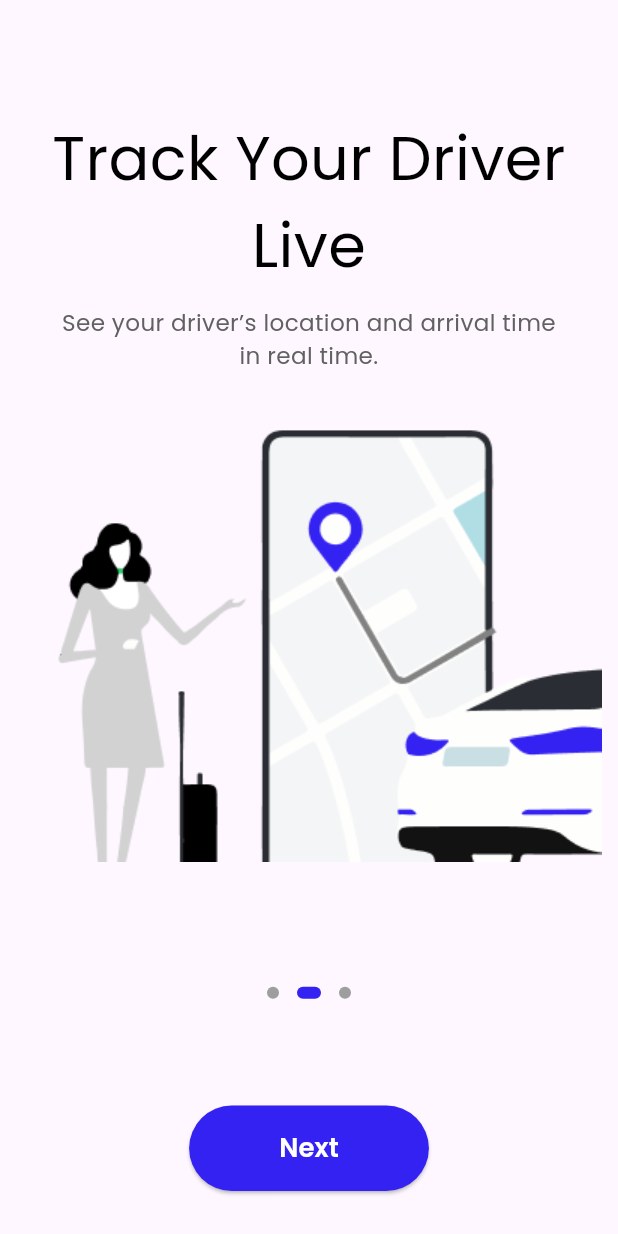
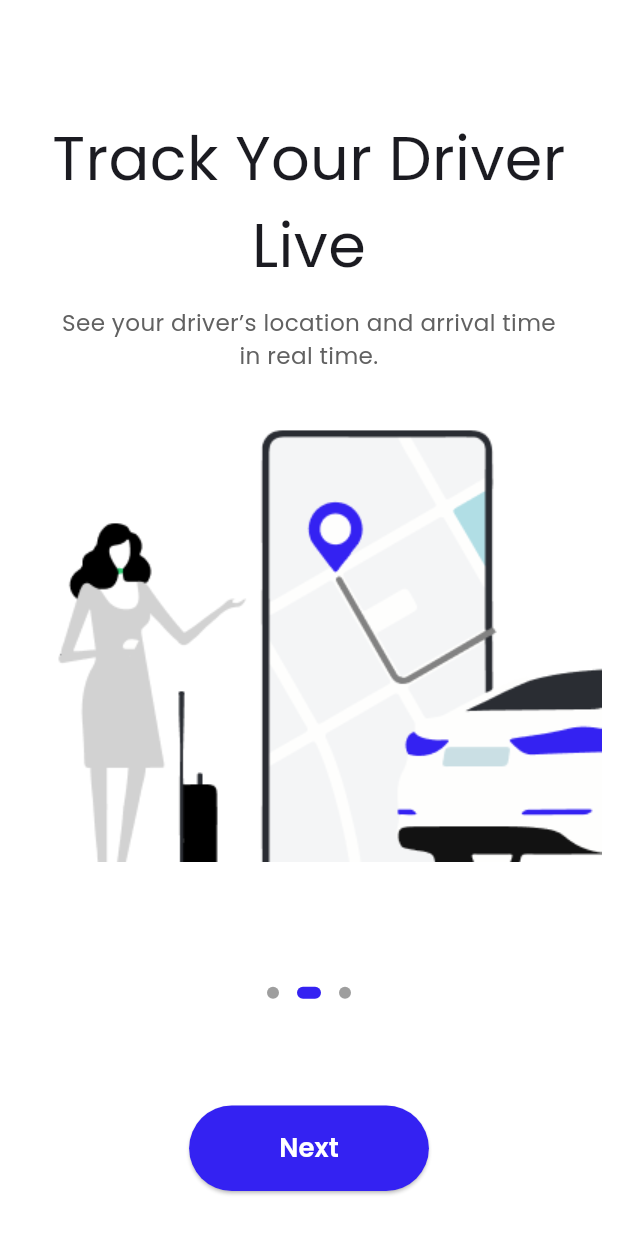
Before and after one commit to AmmarZeineh/mashena_rider, a Flutter app: the screen it shows after launch, after a tap on "Next", on a phone screen of 412 x 824 dp. Run offline on Flutter 3.47's test engine with Material 3 defaults, Android fonts, the phone set to English and light mode, and no system bars; drawn by our look-alikes of dots_indicator; our stand-ins replace connectivity_plus, dio, flutter_screenutil, get_it, go_router, google_fonts and 1 more.

Commit message:
fix issues with theme

```diff
--- a/lib/core/theme/app_theme.dart
+++ b/lib/core/theme/app_theme.dart
@@ -12,14 +12,32 @@ final class AppTheme {
         ? GoogleFonts.cairo().fontFamily
         : GoogleFonts.poppins().fontFamily;
 
+    final colorScheme = ColorScheme.fromSeed(
+      seedColor: AppColors.primaryColor,
+      brightness: Brightness.light,
+      background: const Color(0xFFF9FAFB), // خلفية عامة للتطبيق
+      surface: Colors.white, // cards / dialogs / sheets
+    );
+
     return ThemeData(
       useMaterial3: true,
+      progressIndicatorTheme: ProgressIndicatorThemeData(
+        color: AppColors.primaryColor,
+      ),
       brightness: Brightness.light,
+      colorScheme: colorScheme,
+      scaffoldBackgroundColor: colorScheme.surface,
       fontFamily: fontFamily,
-      inputDecorationTheme: const InputDecorationTheme(
-        border: OutlineInputBorder(),
+
+      inputDecorationTheme: InputDecorationTheme(
+        border: OutlineInputBorder(borderRadius: BorderRadius.circular(12)),
       ),
-      primaryColor: AppColors.primaryColor,
+
+      appBarTheme: AppBarTheme(
+        backgroundColor: colorScheme.surface,
+        elevation: 0,
+        foregroundColor: colorScheme.onSurface,
+      ),
     );
   }
 
@@ -30,14 +48,32 @@ final class AppTheme {
         ? GoogleFonts.cairo().fontFamily
         : GoogleFonts.poppins().fontFamily;
 
+    final colorScheme = ColorScheme.fromSeed(
+      seedColor: AppColors.primaryColor,
+      brightness: Brightness.dark,
+      background: const Color(0xFF0F1115), // خلفية داكنة ناعمة
+      surface: const Color(0xFF1A1D23),
+    );
+
     return ThemeData(
+      progressIndicatorTheme: ProgressIndicatorThemeData(
+        color: AppColors.primaryColor,
+      ),
       useMaterial3: true,
       brightness: Brightness.dark,
+      colorScheme: colorScheme,
+      scaffoldBackgroundColor: colorScheme.surface,
       fontFamily: fontFamily,
-      inputDecorationTheme: const InputDecorationTheme(
-        border: OutlineInputBorder(),
+
+      inputDecorationTheme: InputDecorationTheme(
+        border: OutlineInputBorder(borderRadius: BorderRadius.circular(12)),
       ),
-      primaryColor: AppColors.primaryColor,
+
+      appBarTheme: AppBarTheme(
+        backgroundColor: colorScheme.surface,
+        elevation: 0,
+        foregroundColor: colorScheme.onSurface,
+      ),
     );
   }
 }
--- a/lib/core/utils/app_font_styles.dart
+++ b/lib/core/utils/app_font_styles.dart
@@ -5,152 +5,122 @@ abstract class AppTextStyles {
   static TextStyle w600_24 = TextStyle(
     fontWeight: FontWeight.w600,
     fontSize: 24.sp,
-    color: Colors.black,
   );
   static TextStyle w500_16 = TextStyle(
     fontWeight: FontWeight.w500,
     fontSize: 16.sp,
-    color: Colors.black,
   );
   static TextStyle w500_18 = TextStyle(
     fontWeight: FontWeight.w500,
     fontSize: 18.sp,
-    color: Colors.black,
   );
   static TextStyle w600_12 = TextStyle(
     fontWeight: FontWeight.w600,
     fontSize: 12.sp,
-    color: Colors.black,
   );
   static TextStyle w500_12 = TextStyle(
     fontWeight: FontWeight.w500,
     fontSize: 12.sp,
-    color: Colors.black,
   );
   static TextStyle w700_30 = TextStyle(
     fontWeight: FontWeight.w700,
     fontSize: 30.sp,
-    color: Colors.black,
   );
   static TextStyle w500_14 = TextStyle(
     fontWeight: FontWeight.w500,
     fontSize: 14.sp,
-    color: Colors.black,
   );
   static TextStyle w400_18 = TextStyle(
     fontWeight: FontWeight.w400,
     fontSize: 18.sp,
-    color: Colors.black,
   );
   static TextStyle w600_18 = TextStyle(
     fontWeight: FontWeight.w600,
     fontSize: 18.sp,
-    color: Colors.black,
   );
   static TextStyle w400_30 = TextStyle(
     fontWeight: FontWeight.w400,
     fontSize: 30.sp,
-    color: Colors.black,
   );
 
   static TextStyle w400_38 = TextStyle(
     fontWeight: FontWeight.w400,
     fontSize: 38.sp,
-    color: Colors.black,
   );
   static TextStyle w400_14 = TextStyle(
     fontWeight: FontWeight.w400,
     fontSize: 14.sp,
-    color: Colors.black,
   );
   static TextStyle w600_14 = TextStyle(
     fontWeight: FontWeight.w600,
     fontSize: 14.sp,
-    color: Colors.black,
   );
   static TextStyle w700_14 = TextStyle(
     fontWeight: FontWeight.w700,
     fontSize: 14.sp,
-    color: Colors.black,
   );
   static TextStyle w500_24 = TextStyle(
     fontWeight: FontWeight.w500,
     fontSize: 24.sp,
-    color: Colors.black,
   );
   static TextStyle w700_18 = TextStyle(
     fontWeight: FontWeight.w700,
     fontSize: 18.sp,
-    color: Colors.black,
   );
   static TextStyle w300_14 = TextStyle(
     fontWeight: FontWeight.w300,
     fontSize: 14.sp,
-    color: Colors.black,
   );
   static TextStyle w300_12 = TextStyle(
     fontWeight: FontWeight.w300,
     fontSize: 12.sp,
-    color: Colors.black,
   );
   static TextStyle w600_20 = TextStyle(
     fontWeight: FontWeight.w600,
     fontSize: 20.sp,
-    color: Colors.black,
   );
   static TextStyle w700_16 = TextStyle(
     fontWeight: FontWeight.w700,
     fontSize: 16.sp,
-    color: Colors.black,
   );
   static TextStyle w400_16 = TextStyle(
     fontWeight: FontWeight.w400,
     fontSize: 16.sp,
-    color: Colors.black,
   );
   static TextStyle w700_20 = TextStyle(
     fontWeight: FontWeight.w700,
     fontSize: 20.sp,
-    color: Colors.black,
   );
   static TextStyle w700_12 = TextStyle(
     fontWeight: FontWeight.w700,
     fontSize: 12.sp,
-    color: Colors.black,
   );
   static TextStyle w400_10 = TextStyle(
     fontWeight: FontWeight.w400,
     fontSize: 10.sp,
-    color: Colors.black,
   );
   static TextStyle w700_36 = TextStyle(
     fontWeight: FontWeight.w700,
     fontSize: 36.sp,
-    color: Colors.black,
   );
   static TextStyle w700_24 = TextStyle(
     fontWeight: FontWeight.w700,
     fontSize: 24.sp,
-    color: Colors.black,
   );
   static TextStyle w400_12 = TextStyle(
     fontWeight: FontWeight.w400,
     fontSize: 12.sp,
-    color: Colors.black,
   );
   static TextStyle w600_16 = TextStyle(
     fontWeight: FontWeight.w600,
     fontSize: 16.sp,
-    color: Colors.black,
   );
   static TextStyle w800_16 = TextStyle(
     fontWeight: FontWeight.w800,
     fontSize: 16.sp,
-    color: Colors.black,
   );
   static TextStyle w400_42 = TextStyle(
     fontWeight: FontWeight.w400,
     fontSize: 42.sp,
-    color: Colors.black,
   );
 }
--- a/lib/features/onboarding/presentation/widgets/onboarding_view_body.dart
+++ b/lib/features/onboarding/presentation/widgets/onboarding_view_body.dart
@@ -3,6 +3,7 @@ import 'package:flutter/material.dart';
 import 'package:go_router/go_router.dart';
 import 'package:mashena_rider/app/router/app_routes.dart';
 import 'package:mashena_rider/core/l10n/app_localizations.dart';
+import 'package:mashena_rider/core/theme/app_colors.dart';
 import 'package:mashena_rider/core/utils/app_images.dart';
 import 'package:mashena_rider/core/widgets/custom_elvated_button.dart';
 import 'package:mashena_rider/features/onboarding/domain/entities/onboarding_entity.dart';
@@ -72,8 +73,10 @@ class _OnboardingViewBodyState extends State<OnboardingViewBody> {
 
         DotsIndicator(
           dotsCount: _pages.length,
+          animate: true,
           position: _currentIndex.toDouble(),
           decorator: DotsDecorator(
+            activeColor: AppColors.primaryColor,
             size: const Size.square(8),
             activeSize: const Size(16, 8),
             activeShape: RoundedRectangleBorder(
--- a/lib/features/splash/presentation/widgets/splash_view_body.dart
+++ b/lib/features/splash/presentation/widgets/splash_view_body.dart
@@ -16,26 +16,26 @@ class SplashViewBody extends StatefulWidget {
 
 class _SplashViewBodyState extends State<SplashViewBody>
     with TickerProviderStateMixin {
-  late AnimationController _logoController;
-  late AnimationController _textController;
-  late AnimationController _shimmerController;
+  late final AnimationController _logoController;
+  late final AnimationController _textController;
+  late final AnimationController _shimmerController;
 
-  late Animation<double> _logoFadeAnimation;
-  late Animation<double> _logoScaleAnimation;
-  late Animation<double> _logoRotationAnimation;
+  late final Animation<double> _logoFadeAnimation;
+  late final Animation<double> _logoScaleAnimation;
+  late final Animation<double> _logoRotationAnimation;
 
-  late Animation<double> _textFadeAnimation;
-  late Animation<Offset> _textSlideAnimation;
+  late final Animation<double> _textFadeAnimation;
+  late final Animation<Offset> _textSlideAnimation;
 
-  late Animation<double> _shimmerAnimation;
+  late final Animation<double> _shimmerAnimation;
 
+  // الأفضل: خليه من DI، بس هون خليته مثل ما عندك
   final NetworkInfo _networkInfo = NetworkInfoImpl();
 
   @override
   void initState() {
     super.initState();
 
-    // Logo Animation Controller
     _logoController = AnimationController(
       vsync: this,
       duration: const Duration(milliseconds: 1800),
@@ -59,7 +59,6 @@ class _SplashViewBodyState extends State<SplashViewBody>
       ),
     );
 
-    // Text Animation Controller
     _textController = AnimationController(
       vsync: this,
       duration: const Duration(milliseconds: 1200),
@@ -75,7 +74,6 @@ class _SplashViewBodyState extends State<SplashViewBody>
           CurvedAnimation(parent: _textController, curve: Curves.easeOutCubic),
         );
 
-    // Shimmer Animation Controller
     _shimmerController = AnimationController(
       vsync: this,
       duration: const Duration(milliseconds: 2000),
@@ -85,20 +83,18 @@ class _SplashViewBodyState extends State<SplashViewBody>
       CurvedAnimation(parent: _shimmerController, curve: Curves.easeInOut),
     );
 
-    // Start animations and check connection
+    // ابدأ بعد أول frame لتجنب أي مشاكل context
+    WidgetsBinding.instance.addPostFrameCallback((_) {
       _startAnimationsAndNavigate();
+    });
   }
 
-  void _startAnimationsAndNavigate() async {
-    // بدء الأنيميشنات
+  Future<void> _startAnimationsAndNavigate() async {
     await _logoController.forward();
     _textController.forward();
     _shimmerController.repeat();
 
-    // انتظار مدة معينة لعرض الـ splash
     await Future.delayed(const Duration(seconds: 2));
-
-    // فحص الاتصال بالإنترنت
     await _checkConnectionAndNavigate();
   }
 
@@ -110,40 +106,55 @@ class _SplashViewBodyState extends State<SplashViewBody>
     if (!mounted) return;
 
     if (isConnected) {
-      // في حال وجود اتصال، انتقل للواجهة التالية
       _navigateToNextScreen();
     } else {
-      // في حال عدم وجود اتصال، أظهر رسالة
       _showNoInternetDialog();
     }
   }
 
   void _navigateToNextScreen() {
-    GoRouter.of(context).goNamed(AppRoutes.onboarding);
+    context.goNamed(AppRoutes.onboarding);
   }
 
   void _showNoInternetDialog() {
+    final s = S.of(context);
+
     showDialog(
       context: context,
       barrierDismissible: false,
-      builder: (context) => AlertDialog(
+      builder: (dialogContext) {
+        final theme = Theme.of(dialogContext);
+        final cs = theme.colorScheme;
+
+        return AlertDialog(
+          backgroundColor: cs.surface,
           title: Text(
+            // إذا ما عندك key خاص، خليها مؤقتًا هيك أو أضف key بالـ ARB
+            // s.errorsNetwork (غير مناسب كعنوان) لذلك خليت نص عربي fallback
             'لا يوجد اتصال بالإنترنت',
-          style: AppTextStyles.w400_16.copyWith(fontWeight: FontWeight.bold),
+            style: theme.textTheme.titleMedium?.copyWith(
+              fontWeight: FontWeight.bold,
+              color: cs.onSurface,
             ),
-        content: const Text(
+          ),
+          content: Text(
             'يرجى التحقق من اتصالك بالإنترنت والمحاولة مرة أخرى',
+            style: theme.textTheme.bodyMedium?.copyWith(color: cs.onSurface),
           ),
           actions: [
             TextButton(
               onPressed: () {
-              Navigator.of(context).pop();
+                Navigator.of(dialogContext).pop();
                 _checkConnectionAndNavigate();
               },
-            child: const Text('إعادة المحاولة'),
+              child: Text(
+                s.commonRetry, // موجود عندك
+                style: theme.textTheme.labelLarge?.copyWith(color: cs.primary),
+              ),
             ),
           ],
-      ),
+        );
+      },
     );
   }
 
@@ -157,9 +168,17 @@ class _SplashViewBodyState extends State<SplashViewBody>
 
   @override
   Widget build(BuildContext context) {
+    final s = S.of(context);
+    final theme = Theme.of(context);
+    final cs = theme.colorScheme;
+
     final size = MediaQuery.of(context).size;
     final isSmallScreen = size.width < 360;
     final logoSize = isSmallScreen ? 140.0 : 180.0;
+
+    // خلفية تتبع الثيم
+    final bg1 = cs.surface; // غالبًا أبيض بالـ light، داكن بالـ dark
+    final bg2 = cs.surfaceContainerHighest; // درجة ثانية مريحة
 
     return Container(
       width: double.infinity,
@@ -167,22 +186,19 @@ class _SplashViewBodyState extends State<SplashViewBody>
         gradient: LinearGradient(
           begin: Alignment.topLeft,
           end: Alignment.bottomRight,
-          colors: [Colors.white, Colors.grey.shade50],
+          colors: [bg1, bg2],
         ),
       ),
       child: Stack(
         children: [
-          // Animated background circles
-          _buildBackgroundCircles(size),
+          _buildBackgroundCircles(size, cs),
 
-          // Main content
           Column(
             mainAxisAlignment: MainAxisAlignment.center,
             crossAxisAlignment: CrossAxisAlignment.center,
             children: [
               const SizedBox(width: double.infinity),
 
-              // Logo with multiple animations
               AnimatedBuilder(
                 animation: _logoController,
                 builder: (context, child) {
@@ -192,7 +208,10 @@ class _SplashViewBodyState extends State<SplashViewBody>
                       scale: _logoScaleAnimation,
                       child: Transform.rotate(
                         angle: _logoRotationAnimation.value,
-                        child: _buildLogoWithShimmer(logoSize),
+                        child: _buildLogoWithShimmer(
+                          logoSize: logoSize,
+                          colorScheme: cs,
+                        ),
                       ),
                     ),
                   );
@@ -201,7 +220,6 @@ class _SplashViewBodyState extends State<SplashViewBody>
 
               SizedBox(height: size.height * 0.05),
 
-              // Text with slide animation
               SlideTransition(
                 position: _textSlideAnimation,
                 child: FadeTransition(
@@ -209,10 +227,10 @@ class _SplashViewBodyState extends State<SplashViewBody>
                   child: Padding(
                     padding: EdgeInsets.symmetric(horizontal: size.width * 0.1),
                     child: Text(
-                      S.of(context).appDescription,
+                      s.appDescription,
                       textAlign: TextAlign.center,
                       style: AppTextStyles.w400_16.copyWith(
-                        color: Colors.grey.shade700,
+                        color: cs.onSurface.withOpacity(0.75),
                         height: 1.5,
                         fontSize: isSmallScreen ? 14 : 16,
                       ),
@@ -223,10 +241,9 @@ class _SplashViewBodyState extends State<SplashViewBody>
 
               SizedBox(height: size.height * 0.08),
 
-              // Loading indicator
               FadeTransition(
                 opacity: _textFadeAnimation,
-                child: _buildLoadingIndicator(),
+                child: _buildLoadingIndicator(cs),
               ),
             ],
           ),
@@ -235,7 +252,13 @@ class _SplashViewBodyState extends State<SplashViewBody>
     );
   }
 
-  Widget _buildLogoWithShimmer(double logoSize) {
+  Widget _buildLogoWithShimmer({
+    required double logoSize,
+    required ColorScheme colorScheme,
+  }) {
+    // إذا عندك AppColors.primaryColor ثابت، ممكن تستخدم colorScheme.primary أفضل
+    final primary = AppColors.primaryColor;
+
     return AnimatedBuilder(
       animation: _shimmerAnimation,
       builder: (context, child) {
@@ -244,11 +267,7 @@ class _SplashViewBodyState extends State<SplashViewBody>
             return LinearGradient(
               begin: Alignment.topLeft,
               end: Alignment.bottomRight,
-              colors: const [
-                Colors.white,
-                AppColors.primaryColor,
-                Colors.white,
-              ],
+              colors: [colorScheme.surface, primary, colorScheme.surface],
               stops: [
                 _shimmerAnimation.value - 0.3,
                 _shimmerAnimation.value,
@@ -257,6 +276,7 @@ class _SplashViewBodyState extends State<SplashViewBody>
               transform: GradientRotation(_shimmerAnimation.value),
             ).createShader(bounds);
           },
+          blendMode: BlendMode.srcATop,
           child: Image.asset(
             Assets.imagesLogo,
             width: logoSize,
@@ -267,7 +287,10 @@ class _SplashViewBodyState extends State<SplashViewBody>
     );
   }
 
-  Widget _buildBackgroundCircles(Size size) {
+  Widget _buildBackgroundCircles(Size size, ColorScheme cs) {
+    final primary = cs.primary;
+    final onSurface = cs.onSurface;
+
     return AnimatedBuilder(
       animation: _logoController,
       builder: (context, child) {
@@ -277,13 +300,13 @@ class _SplashViewBodyState extends State<SplashViewBody>
               top: -size.height * 0.12,
               right: -size.width * 0.25,
               child: Opacity(
-                opacity: _logoFadeAnimation.value * 0.1,
+                opacity: _logoFadeAnimation.value * 0.10,
                 child: Container(
                   width: size.width * 0.75,
                   height: size.width * 0.75,
-                  decoration: const BoxDecoration(
+                  decoration: BoxDecoration(
                     shape: BoxShape.circle,
-                    color: AppColors.primaryColor,
+                    color: primary,
                   ),
                 ),
               ),
@@ -292,13 +315,30 @@ class _SplashViewBodyState extends State<SplashViewBody>
               bottom: -size.height * 0.18,
               left: -size.width * 0.35,
               child: Opacity(
-                opacity: _logoFadeAnimation.value * 0.08,
+                opacity: _logoFadeAnimation.value * 0.07,
                 child: Container(
                   width: size.width,
                   height: size.width,
-                  decoration: const BoxDecoration(
+                  decoration: BoxDecoration(
                     shape: BoxShape.circle,
-                    color: AppColors.primaryColor,
+                    color: primary,
+                  ),
+                ),
+              ),
+            ),
+
+            // دائرة خفيفة إضافية (تعطي عمق، تتبع الثيم)
+            Positioned(
+              top: size.height * 0.22,
+              left: -size.width * 0.20,
+              child: Opacity(
+                opacity: _logoFadeAnimation.value * 0.04,
+                child: Container(
+                  width: size.width * 0.55,
+                  height: size.width * 0.55,
+                  decoration: BoxDecoration(
+                    shape: BoxShape.circle,
+                    color: onSurface,
                   ),
                 ),
               ),
@@ -309,16 +349,11 @@ class _SplashViewBodyState extends State<SplashViewBody>
     );
   }
 
-  Widget _buildLoadingIndicator() {
+  Widget _buildLoadingIndicator(ColorScheme cs) {
     return SizedBox(
       width: 40,
       height: 40,
-      child: CircularProgressIndicator(
-        strokeWidth: 3,
-        valueColor: AlwaysStoppedAnimation<Color>(
-          AppColors.primaryColor.withOpacity(0.8),
-        ),
-      ),
+      child: CircularProgressIndicator(strokeWidth: 3),
     );
   }
 }
```
Lines whose indentation alone changed are shown as unchanged.
